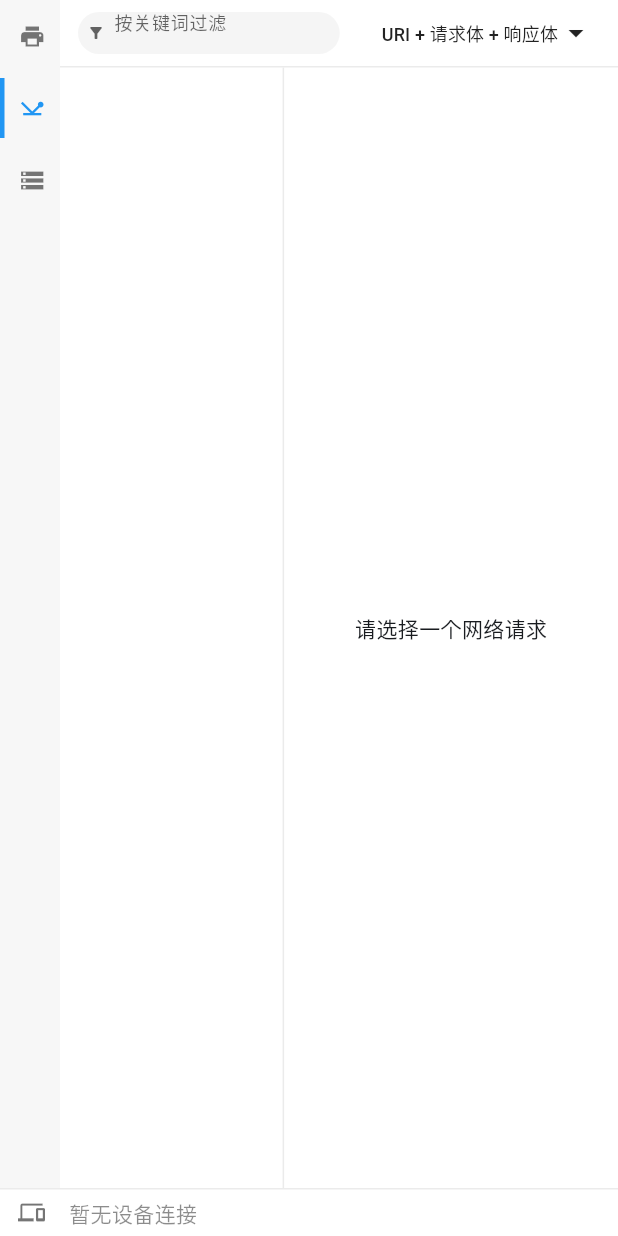
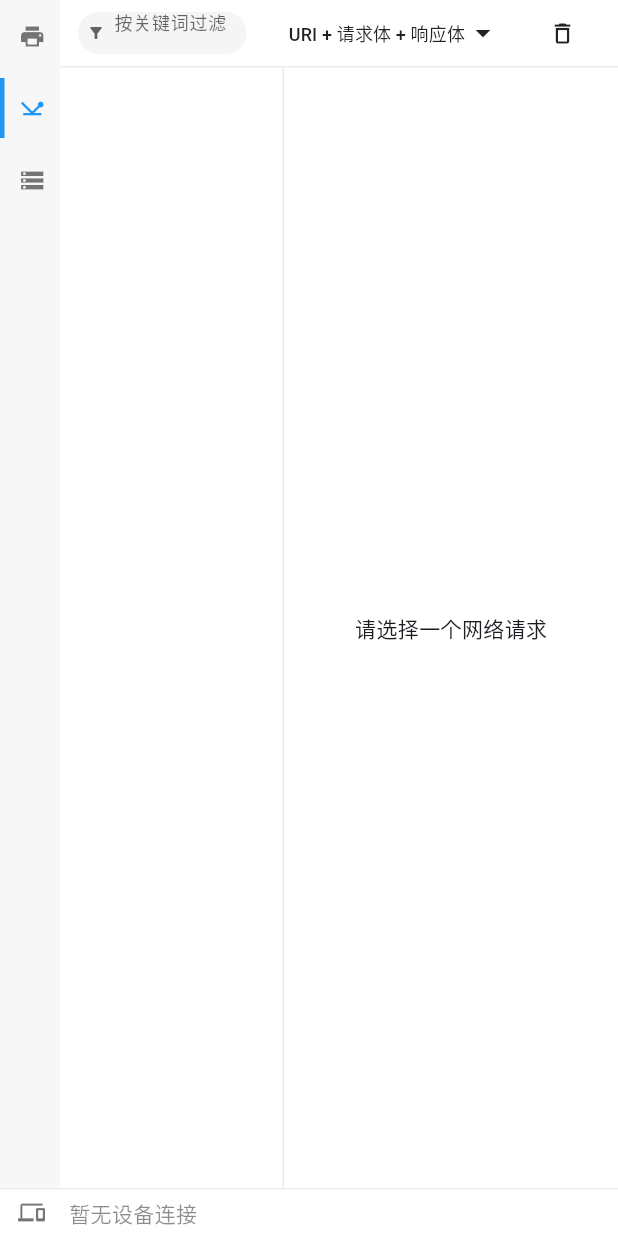
Before and after one commit to PonyCui/consolebus-app, a Flutter app: the screen it shows after launch, after a tap on the "network ping" icon, on a phone screen of 412 x 824 dp. Run offline on Flutter 3.47's test engine with Material 3 defaults, Android fonts, the phone set to English and light mode, and no system bars; our stand-ins replace shelf, shelf_web_socket; missing offline and left inert: file_saver, re_editor, re_highlight, window_manager.

Commit message:
feat: add clean console and network button.

```diff
--- a/lib/features/console/console_content.dart
+++ b/lib/features/console/console_content.dart
@@ -116,6 +116,7 @@ class _ConsoleContentState extends State<ConsoleContent> {
                         padding: const EdgeInsets.all(16.0),
                         child: Image.memory(
                           base64.decode(message.logContent),
+                          height: MediaQuery.of(context).size.height * 0.8,
                           errorBuilder: (context, error, stackTrace) {
                             return const Text('图片加载失败');
                           },
--- a/lib/features/console/console_filter.dart
+++ b/lib/features/console/console_filter.dart
@@ -1,5 +1,6 @@
 import 'package:consoleapp/features/console/console_exporter.dart';
 import 'package:consoleapp/features/console/console_filter_log_level_panel.dart';
+import 'package:consoleapp/services/apps_connect_service.dart';
 import 'package:flutter/material.dart';
 
 class ConsoleFilterController extends ChangeNotifier {
@@ -63,8 +64,26 @@ class _ConsoleFilterState extends State<ConsoleFilter> {
           const SizedBox(width: 12),
           _renderFilterLevel(),
           _renderExportButton(),
+          _renderClearButton(),
           const SizedBox(width: 12),
         ],
+      ),
+    );
+  }
+
+  Tooltip _renderClearButton() {
+    return Tooltip(
+      message: "清空日志",
+      child: MaterialButton(
+        onPressed: () {
+          AppsConnectService.shared.clearConsoleLogs();
+        },
+        materialTapTargetSize: MaterialTapTargetSize.shrinkWrap,
+        minWidth: 0,
+        child: const Icon(
+          Icons.delete_outline,
+          size: 18,
+        ),
       ),
     );
   }
--- a/lib/features/network/network_filter.dart
+++ b/lib/features/network/network_filter.dart
@@ -1,3 +1,4 @@
+import 'package:consoleapp/services/apps_connect_service.dart';
 import 'package:flutter/material.dart';
 
 import 'network_filter_options_panel.dart';
@@ -79,7 +80,26 @@ class _NetworkFilterState extends State<NetworkFilter> {
           ),
           const SizedBox(width: 12),
           _renderFilterOptions(),
+          _renderClearButton(),
+          const SizedBox(width: 12),
         ],
+      ),
+    );
+  }
+
+  Tooltip _renderClearButton() {
+    return Tooltip(
+      message: "清空记录",
+      child: MaterialButton(
+        onPressed: () {
+          AppsConnectService.shared.clearNetworkLogs();
+        },
+        materialTapTargetSize: MaterialTapTargetSize.shrinkWrap,
+        minWidth: 0,
+        child: const Icon(
+          Icons.delete_outline,
+          size: 18,
+        ),
       ),
     );
   }
```
Also changed, not shown: lib/services/apps_connect_service.dart (+10 -0 lines).
